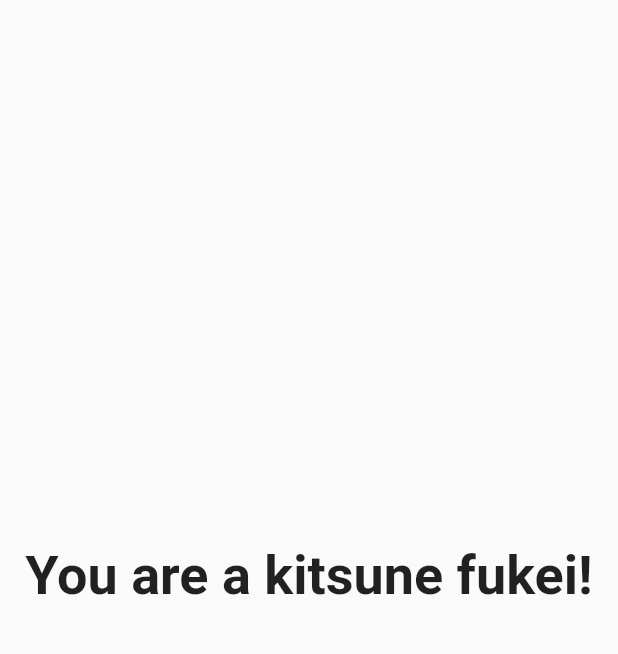
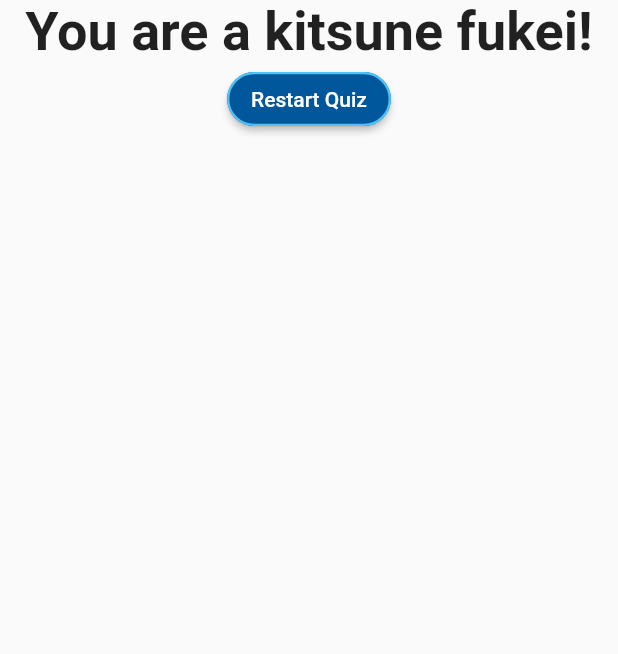
Before and after one commit to emmanuelsw/flutter-apps, a Flutter app: the screen it shows after launch, after a tap on "Black", after a tap on "Cat", after a tap on "Random", on a phone screen of 412 x 824 dp, the part 84-738 px from its top. Run offline on Flutter 3.47's test engine with Material 2 defaults, Android fonts, the phone set to English and light mode, and no system bars.

Commit message:
Restart quiz, add styles

```diff
--- a/flutter_guide/lib/answer.dart
+++ b/flutter_guide/lib/answer.dart
@@ -9,8 +9,13 @@ class Answer extends StatelessWidget {
   @override
   Widget build(BuildContext context) {
     return Container(
+      padding: EdgeInsets.only(left: 10.0, right: 10.0),
       width: double.infinity,
       child: RaisedButton(
+        shape: RoundedRectangleBorder(
+          borderRadius: BorderRadius.circular(20.0),
+          side: BorderSide(color: Colors.lightBlue[300], width: 1.5)
+        ),
         color: Colors.lightBlue[900],
         textColor: Colors.white,
         onPressed: selectHandler,
--- a/flutter_guide/lib/main.dart
+++ b/flutter_guide/lib/main.dart
@@ -51,6 +51,13 @@ class _MyAppState extends State<MyApp> {
     });
   }
 
+  void _resetQuiz() {
+    setState(() {
+      _index = 0;
+      _score = 0;
+    });
+  }
+
   @override
   Widget build(BuildContext context) {
     return MaterialApp(
@@ -67,7 +74,7 @@ class _MyAppState extends State<MyApp> {
               _questions[_index]['answers'],
               _answerQuestion
             )
-          : Result(_score),
+          : Result(_score, _resetQuiz),
       ),
     );
   }
--- a/flutter_guide/lib/result.dart
+++ b/flutter_guide/lib/result.dart
@@ -2,8 +2,9 @@ import 'package:flutter/material.dart';
 
 class Result extends StatelessWidget {
   final int score;
+  final Function resetQuiz;
 
-  Result(this.score);
+  Result(this.score, this.resetQuiz);
 
   String get phrase {
     String text;
@@ -22,10 +23,27 @@ class Result extends StatelessWidget {
   @override
   Widget build(BuildContext context) {
     return Center(
-      child: Text(
-        phrase,
-        style: TextStyle(fontSize: 36.0, fontWeight: FontWeight.bold,),
-        textAlign: TextAlign.center,
+      child: Column(
+        children: <Widget>[
+          Text(
+            phrase,
+            style: TextStyle(
+              fontSize: 36.0,
+              fontWeight: FontWeight.bold,
+            ),
+            textAlign: TextAlign.center,
+          ),
+          RaisedButton(
+            child: Text('Restart Quiz'),
+            shape: RoundedRectangleBorder(
+              borderRadius: BorderRadius.circular(20.0),
+              side: BorderSide(color: Colors.lightBlue[300], width: 1.5)
+            ),
+            color: Colors.lightBlue[900],
+            textColor: Colors.white,
+            onPressed: resetQuiz,
+          )
+        ],
       ),
     );
   }
```
